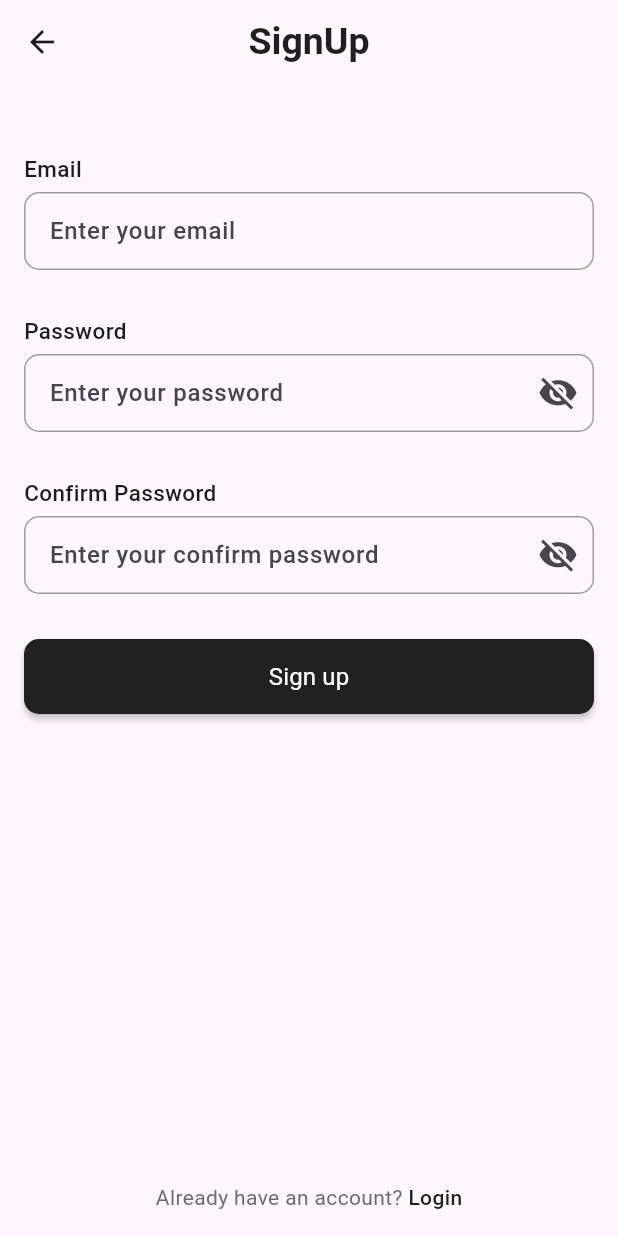
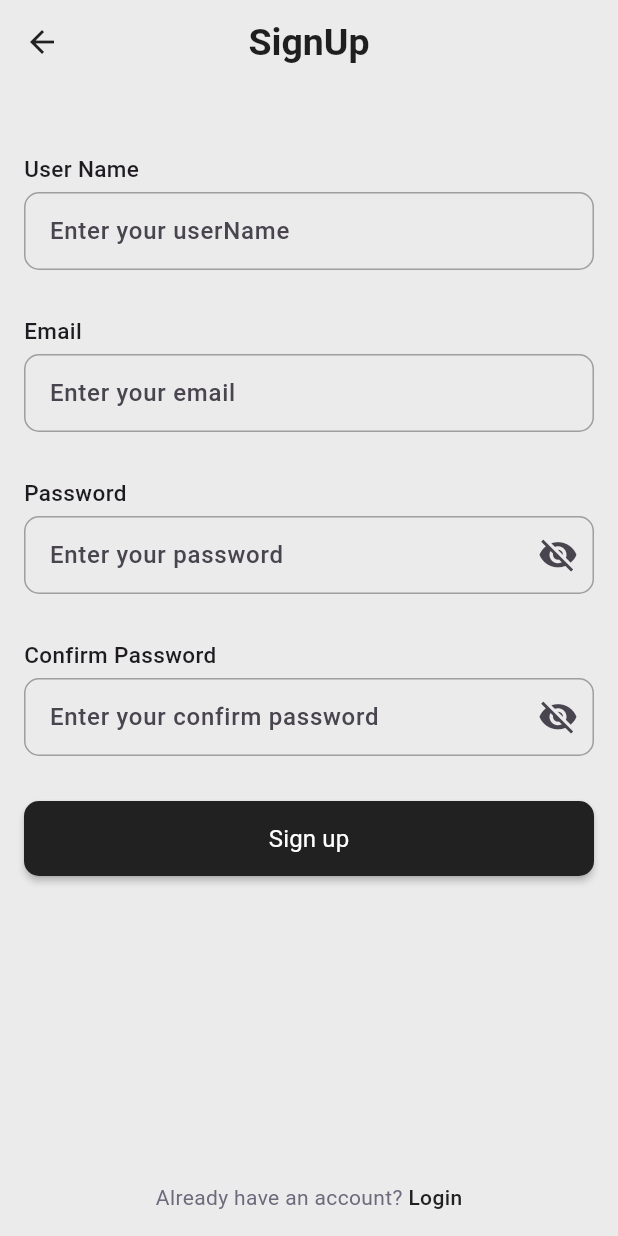
Before and after one commit to shahd-ahmed804/Shopping_App, a Flutter app: the RegisterScreen screen opened by its route, on a phone screen of 412 x 824 dp. Run offline on Flutter 3.47's test engine with Material 3 defaults, Android fonts, the phone set to English and light mode, and no system bars; our stand-ins replace animate_do, bloc, flutter_bloc, flutter_svg, smooth_page_indicator, toastification; network calls fail.

Commit message:
add login and register api and cubit

```diff
--- a/lib/core/common/widget/custom_form_text_fiel.dart
+++ b/lib/core/common/widget/custom_form_text_fiel.dart
@@ -72,16 +72,8 @@ class _CustomTextFormFieldState extends State<CustomTextFormField> {
 
       textAlignVertical: TextAlignVertical.center,
       decoration: InputDecoration(
-        fillColor: Colors.transparent,
-        filled: true,
         hintText: widget.hintText,
-        hintStyle: TextStyle(
-          fontSize: 16,
-          // color: AppColor.gray,
-          fontWeight: FontWeight.w500,
-        ),
         errorMaxLines: 4,
-        errorStyle: const TextStyle(color: Colors.red),
         prefixIcon: widget.prefixIcon,
         prefix: widget.prefix,
         suffixIcon: widget.isPassword
@@ -94,20 +86,7 @@ class _CustomTextFormFieldState extends State<CustomTextFormField> {
                 ),
               )
             : widget.suffixWidget,
-        contentPadding: const EdgeInsets.symmetric(horizontal: 13, vertical: 14),
-        border: outlineInputBorder(color: Colors.grey, width: 1),
-        enabledBorder: outlineInputBorder(color: Colors.grey, width: 1),
-        focusedBorder: outlineInputBorder(color: Colors.black, width: 1),
-        errorBorder: outlineInputBorder(color: Colors.red, width: 1),
-        focusedErrorBorder: outlineInputBorder(color: Colors.red, width: 1),
-      ),
-    );
-  }
-
-  OutlineInputBorder outlineInputBorder({required Color color, required double width}) {
-    return OutlineInputBorder(
-      borderRadius: widget.borderRadius ?? BorderRadius.circular(10),
-      borderSide: BorderSide(color: color, width: width),
+    ),
     );
   }
 }
--- a/lib/core/constants/app_apis.dart
+++ b/lib/core/constants/app_apis.dart
@@ -0,0 +1,5 @@
+abstract class AppApis {
+  static const String baseUrl = "api.escuelajs.co";
+  static const String loginEndPoint = '/api/v1/auth/login';
+  static const String registerEndPoint = '/api/v1/users/';
+}
--- a/lib/core/constants/app_assets.dart
+++ b/lib/core/constants/app_assets.dart
@@ -0,0 +1 @@
+abstract class AppAssets {}
--- /dev/null
+++ b/lib/core/network/result_api.dart
@@ -0,0 +1,11 @@
+sealed class ResultApi<T> {}
+
+class SuccessApi<T> extends ResultApi<T> {
+   SuccessApi(this.data);
+   final T? data;
+}
+
+class ErrorApi<T> extends ResultApi<T> {
+   ErrorApi(this.errorMessage);
+  final String errorMessage;
+}
--- a/lib/core/utils/app_colors.dart
+++ b/lib/core/utils/app_colors.dart
@@ -0,0 +1 @@
+abstract class AppColors {}
--- /dev/null
+++ b/lib/core/utils/app_text_theme.dart
@@ -0,0 +1,83 @@
+import 'package:flutter/material.dart';
+
+abstract class AppTheme {
+  static ThemeData light = ThemeData(
+    scaffoldBackgroundColor: Color(0xffEBEBEB),
+    appBarTheme: AppBarTheme(
+      backgroundColor: Color(0xffEBEBEB),
+      centerTitle: true,
+      iconTheme: IconThemeData(color: Color(0xff212121)),
+      titleTextStyle: TextStyle(
+        fontSize: 25,
+        fontWeight: FontWeight.bold,
+        color: Color(0xff1F1F1F),
+      ),
+    ),
+    elevatedButtonTheme: ElevatedButtonThemeData(
+      style: ElevatedButton.styleFrom(
+        backgroundColor:  Color(0xff212121),
+        textStyle: TextStyle(
+              fontSize: 16,
+              fontWeight: FontWeight.w500,
+              color: Color(0xffFFFFFF),
+            ),
+      )
+    ),
+    textTheme:  TextTheme(
+      displayLarge: TextStyle(
+        fontSize: 22,
+        fontWeight: FontWeight.bold,
+        color: Color(0xff1F1F1F),
+      ),
+    displayMedium: TextStyle(
+      fontSize: 18,
+      fontWeight: FontWeight.w400,
+      color: Color(0xff1F1F1F),
+    ),
+    displaySmall: TextStyle(
+      fontSize: 16,
+      fontWeight: FontWeight.w500,
+      color: Color(0xff1F1F1F),
+    ),
+    ),
+    bottomNavigationBarTheme: BottomNavigationBarThemeData(
+      selectedItemColor: Color(0xff212121),
+      unselectedItemColor: Color(0xff5C5C5C),
+      type: BottomNavigationBarType.fixed,
+      showSelectedLabels: true,
+      selectedLabelStyle: TextStyle(
+      fontSize: 16,
+      fontWeight: FontWeight.w500,
+      color: Color(0xff212121),
+    ),
+      unselectedLabelStyle:TextStyle(
+      fontSize: 15,
+      fontWeight: FontWeight.w500,
+      color: Color(0xff5C5C5C),
+  ),
+    ),
+    inputDecorationTheme: InputDecorationTheme(
+      fillColor: Colors.transparent,
+      filled: true,
+      hintStyle: TextStyle(
+        fontSize: 16,
+        // color: AppColor.gray,
+        fontWeight: FontWeight.w500,
+      ),
+      errorStyle: const TextStyle(color: Colors.red),
+      contentPadding: const EdgeInsets.symmetric(horizontal: 13, vertical: 14),
+      border: outlineInputBorder(color: Colors.grey, width: 1),
+      enabledBorder: outlineInputBorder(color: Colors.grey, width: 1),
+      focusedBorder: outlineInputBorder(color: Colors.black, width: 1),
+      errorBorder: outlineInputBorder(color: Colors.red, width: 1),
+      focusedErrorBorder: outlineInputBorder(color: Colors.red, width: 1),
+    ),
+  );
+  static ThemeData dark = ThemeData();
+}
+OutlineInputBorder outlineInputBorder({required Color color, required double width}) {
+  return OutlineInputBorder(
+    borderRadius:  BorderRadius.circular(10),
+    borderSide: BorderSide(color: color, width: width),
+  );
+}
--- /dev/null
+++ b/lib/feature/auth/data/models/request/login_request_model.dart
@@ -0,0 +1,14 @@
+class LoginRequestModel {
+
+  LoginRequestModel({this.email, this.password});
+  String? email;
+  String? password;
+
+
+  Map<String, dynamic> toJson() {
+    final Map<String, dynamic> data = Map<String, dynamic>();
+    data['email'] = email;
+    data['password'] = password;
+    return data;
+  }
+}
--- /dev/null
+++ b/lib/feature/auth/data/models/request/register_request_model.dart
@@ -0,0 +1,17 @@
+class RegisterRequestModel {
+  String? name;
+  String? email;
+  String? password;
+
+
+  RegisterRequestModel({this.name, this.email, this.password});
+
+  Map<String, dynamic> toJson() {
+    final Map<String, dynamic> data =  Map<String, dynamic>();
+    data['name'] = name;
+    data['email'] = email;
+    data['password'] = password;
+    data['avatar'] = "https://picsum.photos/800";
+    return data;
+  }
+}
--- /dev/null
+++ b/lib/feature/auth/data/models/response/login_response_model.dart
@@ -0,0 +1,12 @@
+class LoginResponseModel {
+
+  LoginResponseModel({this.accessToken, this.refreshToken});
+  String? accessToken;
+  String? refreshToken;
+
+  LoginResponseModel.fromJson(Map<String, dynamic> json) {
+    accessToken = json['access_token'];
+    refreshToken = json['refresh_token'];
+  }
+
+}
--- /dev/null
+++ b/lib/feature/auth/data/models/response/register_response_model.dart
@@ -0,0 +1,32 @@
+class RegisterResponseModel {
+  int? id;
+  String? email;
+  String? password;
+  String? name;
+  String? role;
+  String? avatar;
+  String? creationAt;
+  String? updatedAt;
+
+  RegisterResponseModel(
+      {this.id,
+        this.email,
+        this.password,
+        this.name,
+        this.role,
+        this.avatar,
+        this.creationAt,
+        this.updatedAt});
+
+  RegisterResponseModel.fromJson(Map<String, dynamic> json) {
+    id = json['id'];
+    email = json['email'];
+    password = json['password'];
+    name = json['name'];
+    role = json['role'];
+    avatar = json['avatar'];
+    creationAt = json['creationAt'];
+    updatedAt = json['updatedAt'];
+  }
+
+}
--- a/lib/feature/auth/view/register_screen.dart
+++ b/lib/feature/auth/view/register_screen.dart
@@ -1,7 +1,15 @@
 import 'package:flutter/gestures.dart';
 import 'package:flutter/material.dart';
+import 'package:flutter_bloc/flutter_bloc.dart';
 import 'package:shoping_app/core/common/widget/custom_form_text_fiel.dart';
+import 'package:shoping_app/core/dialogs/app_dialogs.dart';
 import 'package:shoping_app/core/utils/validator_functions.dart';
+import 'package:shoping_app/feature/auth/data/models/request/register_request_model.dart';
+import 'package:shoping_app/feature/auth/view/login_screen.dart';
+import 'package:shoping_app/feature/auth/view_model/auth_cubit.dart';
+import 'package:toastification/toastification.dart';
+
+import '../../../core/dialogs/app_toasts.dart';
 
 
 
@@ -16,28 +24,62 @@ class RegisterScreen extends StatefulWidget {
 
 class _RegisterScreenState extends State<RegisterScreen> {
   var formKey = GlobalKey<FormState>();
+  var userNameController = TextEditingController();
   var emailController = TextEditingController();
   var passwordController = TextEditingController();
   var confirmPasswordController = TextEditingController();
+ late final AuthCubit cubit;
+  @override
+  void initState() {
+    super.initState();
+   cubit = AuthCubit();
+  }
   @override
   Widget build(BuildContext context) {
     return Scaffold(
       appBar: AppBar(
         title: Text(
           "SignUp",
-          style: TextStyle(
-            fontSize: 25,
-            fontWeight: FontWeight.bold,
-            color: Color(0xff1F1F1F),
         ),
       ),
-        centerTitle: true,
-      ),
-      body: SingleChildScrollView(
+      body: BlocListener<AuthCubit, AuthState>(
+        bloc: cubit,
+       listener: (context, state) {
+          if(state is LoadingState){
+            AppDialogs.showLoadingDialog(context);
+          }if(state is ErrorState){
+            Navigator.of(context).pop();
+            AppToast.showToast(
+                context: context,
+                title: "Error",
+                description: state.errorMessage,
+                type: ToastificationType.error);
+          }
+          if(state is SuccessState){
+            Navigator.of(context).pushNamedAndRemoveUntil(LoginScreen.routeName,
+                    (route)=>false);
+          }
+  },
+  child: SingleChildScrollView(
         padding: const EdgeInsets.all(16.0),
+        child: Form(
+          key: formKey,
           child: Column(
             crossAxisAlignment: CrossAxisAlignment.start,
             children: [
+              SizedBox(height: 30),
+              Text(
+                "User Name",
+                style: TextStyle(fontSize: 15, fontWeight: FontWeight.w500),
+              ),
+              SizedBox(height: 5),
+              CustomTextFormField(
+                controller: userNameController,
+                validator: Validator.validateName,
+                hintText: "Enter your userName",
+                keyboardType: TextInputType.emailAddress,
+                action: TextInputAction.next,
+              ),
               SizedBox(height: 30),
               Text(
                 "Email",
@@ -84,8 +126,15 @@ class _RegisterScreenState extends State<RegisterScreen> {
               MaterialButton(
                 minWidth: double.infinity,
                 height: 50,
-              onPressed: () {
-                if (formKey.currentState!.validate()) {}
+                onPressed: () async{
+                  if (formKey.currentState!.validate()) {
+                await cubit.register(RegisterRequestModel(
+                  name: userNameController.text,
+                  email:emailController.text,
+                 password:  passwordController.text,
+                )
+                );
+                  }
                   },
                 color: Color(0xff212121),
                 shape: RoundedRectangleBorder(borderRadius: BorderRadius.circular(10)),
@@ -99,6 +148,8 @@ class _RegisterScreenState extends State<RegisterScreen> {
                 ),
               ),
             ],
+          ),
+        ),
       ),
 ),
       floatingActionButtonLocation: FloatingActionButtonLocation.centerFloat,
--- /dev/null
+++ b/lib/feature/auth/view_model/auth_state.dart
@@ -0,0 +1,12 @@
+part of 'auth_cubit.dart';
+
+@immutable
+sealed class AuthState {}
+
+ class AuthInitial extends AuthState {}
+ class LoadingState extends AuthState {}
+ class SuccessState extends AuthState {}
+ class ErrorState extends AuthState {
+  ErrorState(this.errorMessage);
+  final String errorMessage;
+}
--- a/pubspec.yaml
+++ b/pubspec.yaml
@@ -42,6 +42,7 @@ dependencies:
   http: ^1.6.0
   smooth_page_indicator: ^1.2.1
   animate_do: ^4.2.0
+  flutter_bloc: ^9.1.1
 
 dev_dependencies:
   flutter_test:
```
Also changed, not shown: lib/feature/app_section/app_section.dart (+0 -14 lines), lib/feature/auth/data/api/auth_api.dart (added, +40 -0 lines), lib/feature/auth/view/login_screen.dart (+66 -20 lines), lib/feature/auth/view_model/auth_cubit.dart (added, +40 -0 lines), lib/main.dart (+6 -3 lines), lib/core/utils/app_text_style.dart (deleted), pubspec.lock, 1 other file. Lines whose indentation alone changed are shown as unchanged.
